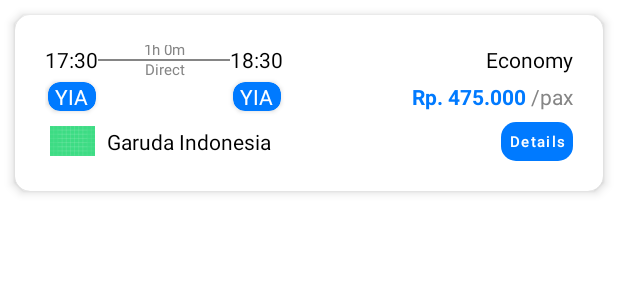
After one commit to Dwikaputra11/FlyPass, an Android app: the layout ticket_list_item.xml on its own in the app's theme, with its tools: preview values and no code run, on a phone screen of 412 x 824 dp. The commit adds this screen. Shown: the top 300 px of the screen. Run offline under Robolectric (Android 15) with nearby library versions, the phone set to English and light mode, and no system bars.

Commit message:
Slicing Ticket List

```diff
--- /dev/null
+++ b/user/app/src/main/res/drawable/radius_10dp.xml
@@ -0,0 +1,7 @@
+<?xml version="1.0" encoding="utf-8"?>
+<shape
+    android:shape="rectangle"
+    xmlns:android="http://schemas.android.com/apk/res/android">
+
+    <corners android:radius="10dp"/>
+</shape>
--- a/user/app/src/main/res/layout/fragment_ticket_list.xml
+++ b/user/app/src/main/res/layout/fragment_ticket_list.xml
@@ -1,14 +1,53 @@
 <?xml version="1.0" encoding="utf-8"?>
-<FrameLayout xmlns:android="http://schemas.android.com/apk/res/android"
+<androidx.coordinatorlayout.widget.CoordinatorLayout xmlns:android="http://schemas.android.com/apk/res/android"
     xmlns:tools="http://schemas.android.com/tools"
     android:layout_width="match_parent"
     android:layout_height="match_parent"
+    android:background="@color/screen_background"
+    xmlns:app="http://schemas.android.com/apk/res-auto"
     tools:context=".ui.ticket.TicketListFragment">
 
-    <!-- TODO: Update blank fragment layout -->
-    <TextView
+    <androidx.constraintlayout.widget.ConstraintLayout
         android:layout_width="match_parent"
-        android:layout_height="match_parent"
-        android:text="@string/hello_blank_fragment" />
+        android:layout_height="wrap_content">
+        <include
+            android:id="@+id/toolbarLayout"
+            layout="@layout/ticket_toolbar"/>
 
-</FrameLayout>
+        <androidx.coordinatorlayout.widget.CoordinatorLayout
+            android:layout_width="match_parent"
+            android:layout_height="wrap_content"
+            app:behavior_peekHeight="0dp"
+            app:layout_behavior="@string/top_sheet_behavior"
+            app:layout_constraintEnd_toEndOf="parent"
+            app:layout_constraintStart_toStartOf="parent"
+            app:layout_constraintTop_toTopOf="parent">
+
+            <include
+                android:id="@+id/topSheetContainer"
+                layout="@layout/ticket_top_sheet"
+                app:layout_anchor="@id/toolbarLayout"
+                app:layout_anchorGravity="bottom" />
+
+        </androidx.coordinatorlayout.widget.CoordinatorLayout>
+    </androidx.constraintlayout.widget.ConstraintLayout>
+
+    <androidx.constraintlayout.widget.ConstraintLayout
+        android:layout_marginTop="?actionBarSize"
+        android:layout_width="match_parent"
+        android:layout_height="wrap_content">
+
+        <androidx.recyclerview.widget.RecyclerView
+            android:id="@+id/rvTicketList"
+            android:layout_width="match_parent"
+            android:layout_height="wrap_content"
+            app:layout_constraintBottom_toBottomOf="parent"
+            app:layout_constraintEnd_toEndOf="parent"
+            app:layout_constraintStart_toStartOf="parent"
+            app:layout_constraintTop_toTopOf="parent" />
+    </androidx.constraintlayout.widget.ConstraintLayout>
+
+
+
+
+</androidx.coordinatorlayout.widget.CoordinatorLayout>
--- /dev/null
+++ b/user/app/src/main/res/layout/ticket_list_item.xml
@@ -0,0 +1,181 @@
+<?xml version="1.0" encoding="utf-8"?>
+<androidx.cardview.widget.CardView xmlns:android="http://schemas.android.com/apk/res/android"
+    xmlns:tools="http://schemas.android.com/tools"
+    android:layout_width="match_parent"
+    xmlns:app="http://schemas.android.com/apk/res-auto"
+    android:layout_margin="10dp"
+    app:cardCornerRadius="10dp"
+    android:layout_marginHorizontal="5dp"
+    app:cardElevation="4dp"
+    android:layout_height="wrap_content">
+
+    <androidx.constraintlayout.widget.ConstraintLayout
+        android:padding="20dp"
+        android:layout_width="match_parent"
+        android:layout_height="wrap_content">
+
+        <TextView
+            android:id="@+id/tvDepartTime"
+            android:layout_width="wrap_content"
+            android:layout_height="wrap_content"
+            android:text="17:30"
+            android:textColor="@color/black"
+            app:layout_constraintStart_toStartOf="parent"
+            app:layout_constraintTop_toTopOf="parent" />
+
+        <TextView
+            android:id="@+id/tvArriveTime"
+            android:layout_width="wrap_content"
+            android:layout_height="wrap_content"
+            android:text="18:30"
+            android:textColor="@color/black"
+            app:layout_constraintBottom_toBottomOf="@+id/tvDepartTime"
+            app:layout_constraintStart_toEndOf="@+id/view"
+            app:layout_constraintTop_toTopOf="@+id/tvDepartTime" />
+
+        <TextView
+            android:id="@+id/tvDuration"
+            android:layout_width="wrap_content"
+            android:layout_height="wrap_content"
+            android:text="1h 0m"
+            android:textSize="10dp"
+            android:textColor="@color/text_grey_title"
+            app:layout_constraintBottom_toTopOf="@+id/view"
+            app:layout_constraintEnd_toStartOf="@+id/tvArriveTime"
+            app:layout_constraintStart_toEndOf="@+id/tvDepartTime" />
+
+        <TextView
+            android:id="@+id/tvFlightStatus"
+            android:layout_width="wrap_content"
+            android:layout_height="wrap_content"
+            android:text="Direct"
+            android:textColor="@color/text_grey_title"
+            android:textSize="10dp"
+            app:layout_constraintEnd_toEndOf="@+id/tvDuration"
+            app:layout_constraintStart_toStartOf="@+id/tvDuration"
+            app:layout_constraintTop_toBottomOf="@+id/tvDuration" />
+
+        <View
+            android:id="@+id/view"
+            android:layout_width="88dp"
+            android:layout_height="1dp"
+            android:background="@color/text_grey_title"
+            app:layout_constraintBottom_toBottomOf="@+id/tvDepartTime"
+            app:layout_constraintStart_toEndOf="@+id/tvDepartTime"
+            app:layout_constraintTop_toTopOf="@+id/tvDepartTime" />
+
+        <androidx.cardview.widget.CardView
+            android:id="@+id/cardView"
+            android:layout_width="32dp"
+            android:layout_height="wrap_content"
+            android:layout_marginTop="5dp"
+            app:cardBackgroundColor="@color/color_primary"
+            app:cardCornerRadius="8dp"
+            app:cardElevation="2dp"
+            app:layout_constraintEnd_toEndOf="@+id/tvDepartTime"
+            app:layout_constraintStart_toStartOf="@+id/tvDepartTime"
+            app:layout_constraintTop_toBottomOf="@+id/tvDepartTime">
+
+            <TextView
+                android:id="@+id/aitaDepartAirport"
+                android:layout_width="wrap_content"
+                android:layout_height="wrap_content"
+                android:layout_gravity="center"
+                android:text="YIA"
+                android:textColor="@color/white" />
+        </androidx.cardview.widget.CardView>
+
+        <androidx.cardview.widget.CardView
+            android:id="@+id/cardView2"
+            android:layout_width="32dp"
+            android:layout_height="wrap_content"
+            android:layout_marginTop="5dp"
+            app:cardBackgroundColor="@color/color_primary"
+            app:cardCornerRadius="8dp"
+            app:cardElevation="2dp"
+            app:layout_constraintEnd_toEndOf="@+id/tvArriveTime"
+            app:layout_constraintStart_toStartOf="@+id/tvArriveTime"
+            app:layout_constraintTop_toBottomOf="@+id/tvArriveTime">
+
+            <TextView
+                android:id="@+id/aitaArriveAirport"
+                android:layout_width="wrap_content"
+                android:layout_height="wrap_content"
+                android:layout_gravity="center"
+                android:text="YIA"
+                android:textColor="@color/white" />
+        </androidx.cardview.widget.CardView>
+
+        <TextView
+            android:id="@+id/tvSeatClass"
+            android:layout_width="wrap_content"
+            android:layout_height="wrap_content"
+            android:text="Economy"
+            android:textColor="@color/black"
+            app:layout_constraintBottom_toBottomOf="@+id/tvArriveTime"
+            app:layout_constraintEnd_toEndOf="parent"
+            app:layout_constraintTop_toTopOf="@+id/tvArriveTime" />
+
+        <TextView
+            android:id="@+id/tvTicketPrice"
+            android:layout_width="wrap_content"
+            android:layout_height="wrap_content"
+            android:layout_marginEnd="3dp"
+            android:text="Rp. 475.000"
+            android:textColor="@color/color_primary"
+            android:textStyle="bold"
+            app:layout_constraintBottom_toBottomOf="@+id/textView"
+            app:layout_constraintEnd_toStartOf="@+id/textView"
+            app:layout_constraintTop_toTopOf="@+id/textView" />
+
+        <TextView
+            android:id="@+id/textView"
+            android:layout_width="wrap_content"
+            android:layout_height="wrap_content"
+            android:layout_marginTop="5dp"
+            android:text="/pax"
+            android:textColor="@color/text_grey_title"
+            app:layout_constraintEnd_toEndOf="@+id/tvSeatClass"
+            app:layout_constraintTop_toBottomOf="@+id/tvSeatClass" />
+
+        <ImageView
+            android:id="@+id/ivAirplaneLogo"
+            android:layout_width="30dp"
+            android:layout_height="20dp"
+            android:layout_marginTop="10dp"
+            android:scaleType="centerCrop"
+            android:src="@drawable/ic_launcher_background"
+            app:layout_constraintEnd_toEndOf="@+id/cardView"
+            app:layout_constraintStart_toStartOf="@+id/cardView"
+            app:layout_constraintTop_toBottomOf="@+id/cardView" />
+
+        <TextView
+            android:id="@+id/tvAirplaneName"
+            android:layout_width="wrap_content"
+            android:layout_height="wrap_content"
+            android:layout_marginStart="8dp"
+            android:text="Garuda Indonesia"
+            android:textColor="@color/black"
+            app:layout_constraintBottom_toBottomOf="@+id/ivAirplaneLogo"
+            app:layout_constraintStart_toEndOf="@+id/ivAirplaneLogo"
+            app:layout_constraintTop_toTopOf="@+id/ivAirplaneLogo" />
+
+        <com.google.android.material.button.MaterialButton
+            android:layout_width="wrap_content"
+            android:layout_height="wrap_content"
+            android:paddingHorizontal="5dp"
+            android:paddingVertical="0dp"
+            android:text="Details"
+            android:textAllCaps="false"
+            android:background="@drawable/radius_10dp"
+            android:textColor="@color/white"
+            android:textSize="10dp"
+            android:minHeight="0dp"
+            android:minWidth="0dp"
+            app:layout_constraintBottom_toBottomOf="@+id/tvAirplaneName"
+            app:layout_constraintEnd_toEndOf="parent"
+            app:layout_constraintTop_toTopOf="@+id/tvAirplaneName" />
+    </androidx.constraintlayout.widget.ConstraintLayout>
+
+
+</androidx.cardview.widget.CardView>
```
